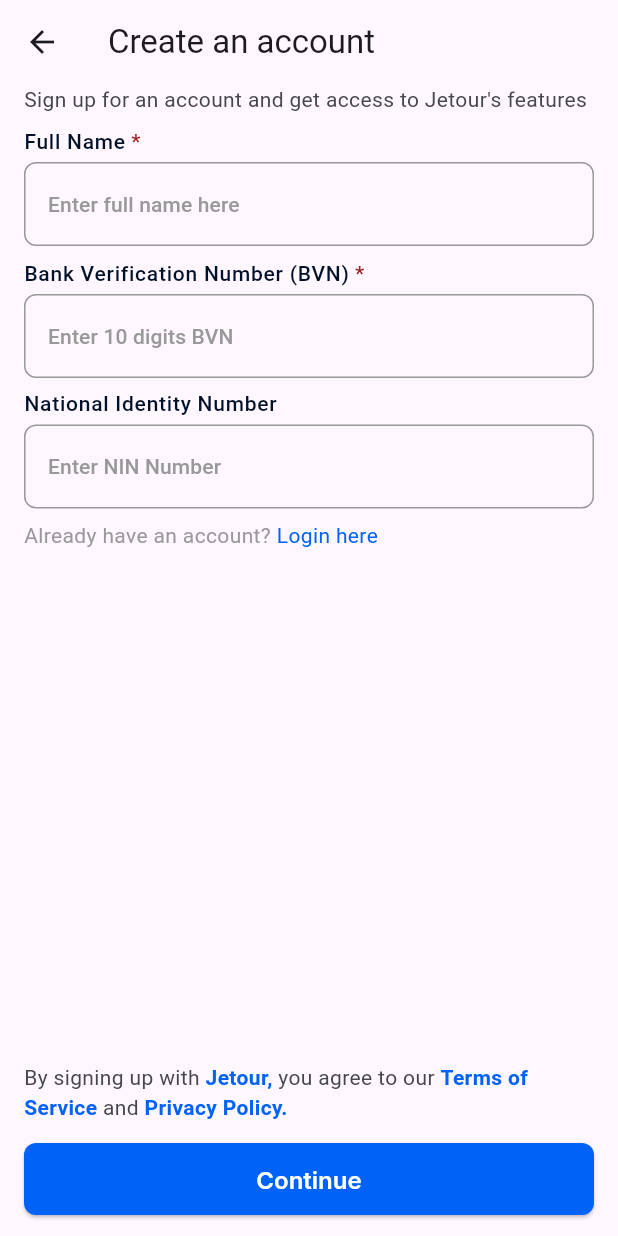
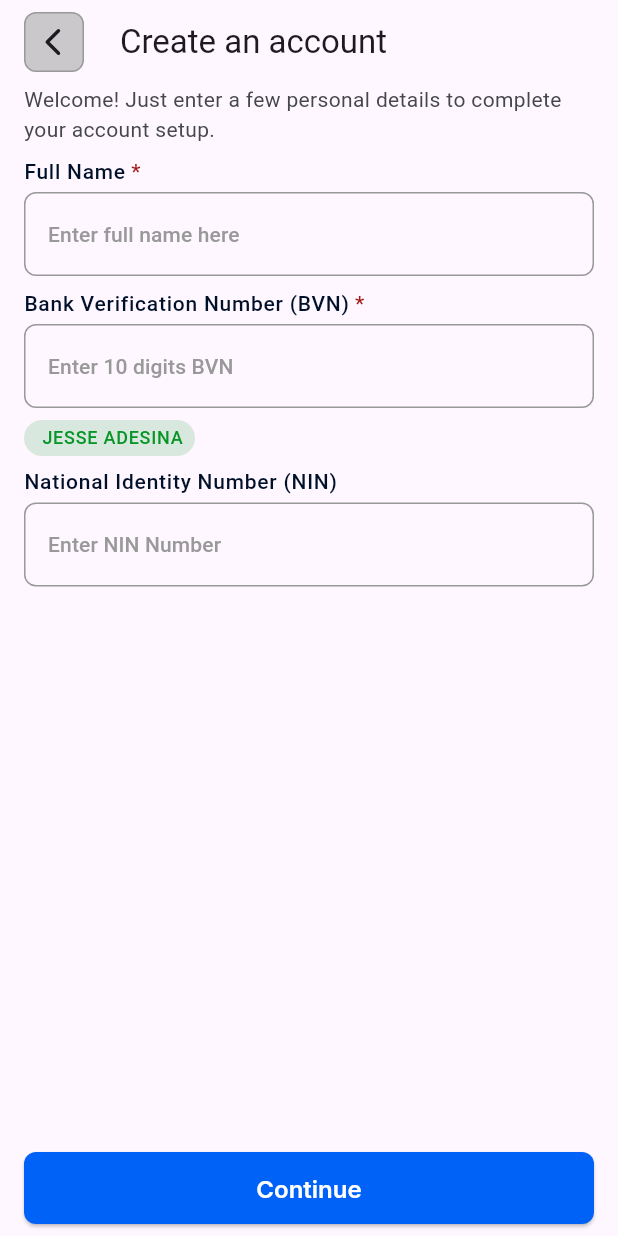
Before and after one commit to Jessepelumi/jetour_client, a Flutter app: the RegistrationDetails screen opened directly, on a phone screen of 412 x 824 dp. Run offline on Flutter 3.47's test engine with Material 3 defaults, Android fonts, the phone set to English and light mode, and no system bars; our stand-ins replace get, get_storage, google_fonts, phosphor_flutter, pin_code_fields, smooth_page_indicator; accounts and stored records are empty.

Commit message:
modified the structure of the registration details page

```diff
--- a/lib/auth/views/register/registration_details.dart
+++ b/lib/auth/views/register/registration_details.dart
@@ -1,56 +1,34 @@
 import 'package:flutter/material.dart';
+import 'package:get/get.dart';
 import 'package:jetour_client/auth/views/register/widgets/registration_textfield.dart';
 import 'package:jetour_client/auth/views/register/widgets/terms_privacy.dart';
 import 'package:jetour_client/auth/views/shared/login_link.dart';
 import 'package:jetour_client/core/util/colors.dart';
 import 'package:jetour_client/core/util/sizes.dart';
+import 'package:jetour_client/router/navigation.dart';
+import 'package:jetour_client/shared/custom_appbar.dart';
+import 'package:jetour_client/shared/information_container.dart';
 import 'package:jetour_client/shared/jetour_elevated_button.dart';
 
-class RegistrationDetails extends StatefulWidget {
+class RegistrationDetails extends StatelessWidget {
   const RegistrationDetails({super.key});
-
-  @override
-  RegistrationDetailsState createState() => RegistrationDetailsState();
-}
-
-class RegistrationDetailsState extends State<RegistrationDetails> {
-  bool _isLoading = false;
-
-  void _onContinue() async {
-    setState(() {
-      _isLoading = true; // Start loading
-    });
-
-    // Simulate a network request with a delay
-    await Future.delayed(const Duration(seconds: 3));
-
-    // Navigate to the next screen after the delay
-    Navigator.push(
-      context,
-      MaterialPageRoute(
-          builder: (context) =>
-              const NextScreen()), // Replace with your next screen
-    );
-  }
 
   @override
   Widget build(BuildContext context) {
     return Scaffold(
-      appBar: AppBar(
-        automaticallyImplyLeading: true,
-        title: const Text("Create an account"),
-        centerTitle: false,
-      ),
-      body: Stack(
-        children: [
-          SingleChildScrollView(
+      appBar: const CustomAppBar(title: "Create an account"),
+      body: SafeArea(
         child: Padding(
           padding: const EdgeInsets.symmetric(horizontal: medium),
+          child: Column(
+            children: [
+              Expanded(
+                child: SingleChildScrollView(
                   child: Column(
                     crossAxisAlignment: CrossAxisAlignment.start,
                     children: [
                       Text(
-                    "Sign up for an account and get access to Jetour's features",
+                        "Welcome! Just enter a few personal details to complete your account setup.",
                         style: Theme.of(context)
                             .textTheme
                             .bodyMedium
@@ -58,7 +36,7 @@ class RegistrationDetailsState extends State<RegistrationDetails> {
                       ),
                       const SizedBox(height: small),
 
-                  // Full Name
+                      // email address
                       const RegistrationTextField(
                         label: "Full Name",
                         placeholder: "Enter full name here",
@@ -69,57 +47,28 @@ class RegistrationDetailsState extends State<RegistrationDetails> {
                         placeholder: "Enter 10 digits BVN",
                       ),
                       const SizedBox(height: small),
+                      const InformationContainer(
+                        label: "JESSE ADESINA",
+                        color: green,
+                      ),
+                      const SizedBox(height: small),
                       const RegistrationTextField(
-                    label: "National Identity Number",
+                        label: "National Identity Number (NIN)",
                         placeholder: "Enter NIN Number",
                         isRequired: false,
                       ),
-                  const SizedBox(height: small),
-
-                  // login link
-                  const LoginLink(),
                     ],
                   ),
                 ),
               ),
-
-          // Loading overlay
-          if (_isLoading)
-            Container(
-              color: Colors.black54, // Semi-transparent background
-              width: double.infinity, // Fill the width
-              height: double.infinity, // Fill the height
-              child: const Center(
-                child: Column(
-                  mainAxisAlignment: MainAxisAlignment.center,
-                  children: [
-                    CircularProgressIndicator(),
-                    Text('Verifying Your Details'),
-                  ],
-                ), // Loading indicator
+              SizedBox(
+                width: double.infinity,
+                child: JetourElevatedButton(
+                  buttonText: "Continue",
+                  buttonAction: () => Get.to(() => const NextScreen()),
                 ),
               ),
-        ],
-      ),
-
-      // bottom
-      bottomNavigationBar: SafeArea(
-        child: Padding(
-          padding: const EdgeInsets.symmetric(
-            horizontal: medium,
-            vertical: smallMedium,
-          ),
-          child: Column(
-            mainAxisSize: MainAxisSize.min,
-            children: [
-              const TermsAndPrivacy(),
-              const SizedBox(height: smallMedium),
-              JetourElevatedButton(
-                buttonAction: _isLoading
-                    ? () {}
-                    : _onContinue, // Use no-op function when loading
-                buttonText: _isLoading ? "Loading..." : "Continue",
-              ),
+              const SizedBox(height: small),
             ],
           ),
         ),
@@ -136,7 +85,8 @@ class NextScreen extends StatelessWidget {
   Widget build(BuildContext context) {
     return Scaffold(
       appBar: AppBar(
-        title: const Text("Create an account",
+        title: const Text(
+          "Create an account",
           style: TextStyle(fontWeight: FontWeight.bold),
         ),
       ),
@@ -187,7 +137,9 @@ class NextScreen extends StatelessWidget {
             children: [
               const SizedBox(height: smallMedium),
               JetourElevatedButton(
-                buttonAction: () {}, // Use no-op function when loading
+                buttonAction: () => Get.to(
+                  () => const Navigation(),
+                ), // Use no-op function when loading
                 buttonText: "Continue",
               ),
             ],
```
Lines whose indentation alone changed are shown as unchanged.
